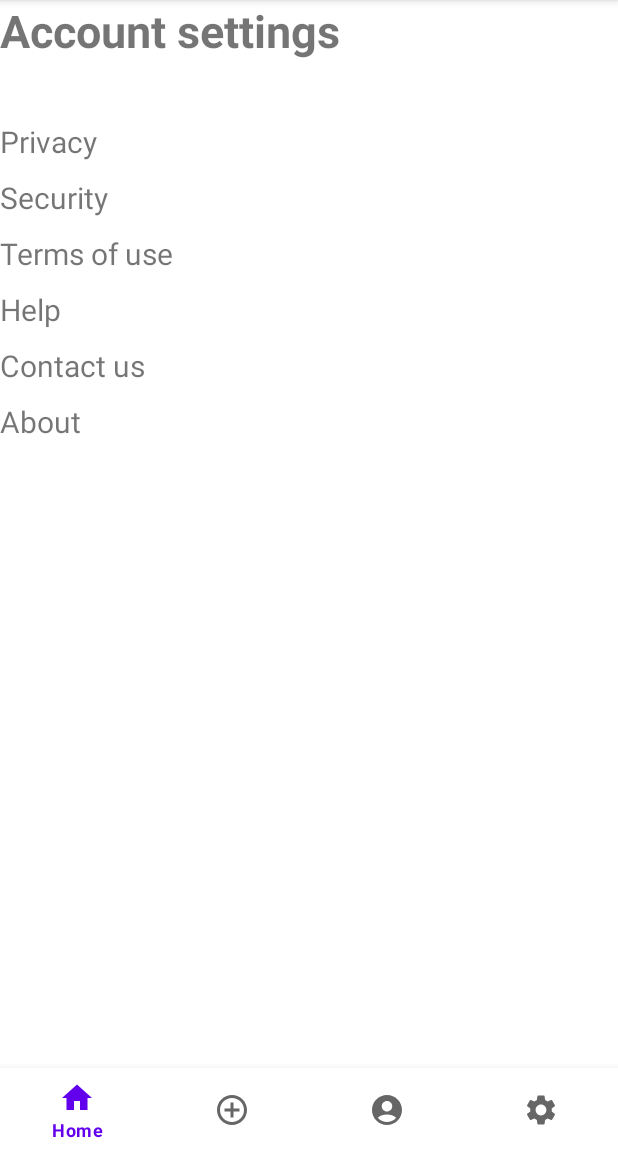
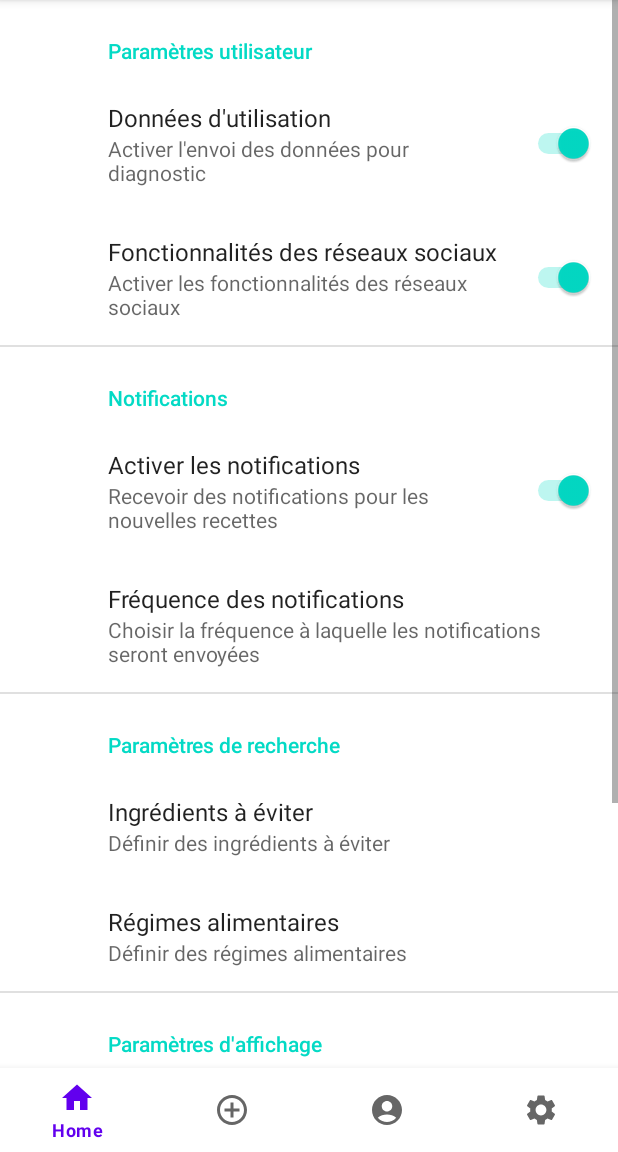
Before and after one commit to LDiaks01/World_Recipes, an Android app: the fragment Setting_fragment placed in its activity, on a phone screen of 412 x 824 dp, the part 84-1236 px from its top. Run offline under Robolectric (Android 15) with nearby library versions, the phone set to English and light mode, and no system bars; our stand-ins replace Firebase (no records; nobody signed in at launch, a user with empty details on screens opened directly), Room's generated code, androidx.preference; libraries missing offline, so code that uses them is left out: com.firebase.ui.

Commit message:
gestion de la page des paramètres de l'application

```diff
--- a/app/build.gradle
+++ b/app/build.gradle
@@ -66,6 +66,8 @@ dependencies {
     implementation "androidx.room:room-runtime:$room_version"
     annotationProcessor "androidx.room:room-compiler:$room_version"
 
+    implementation 'androidx.preference:preference-ktx:1.1.1'
+
 
 
 }
--- a/app/src/main/java/com/example/worldrecipes/MainActivity.java
+++ b/app/src/main/java/com/example/worldrecipes/MainActivity.java
@@ -2,6 +2,7 @@ package com.example.worldrecipes;
 
 import androidx.annotation.NonNull;
 import androidx.appcompat.app.AppCompatActivity;
+import androidx.fragment.app.Fragment;
 import androidx.recyclerview.widget.LinearLayoutManager;
 import androidx.recyclerview.widget.RecyclerView;
 
@@ -72,7 +73,7 @@ public class MainActivity extends AppCompatActivity {
 
 
                     case R.id.setting:
-                        getSupportFragmentManager().beginTransaction().replace(R.id.containere,setting_fragment).commit();
+                        getSupportFragmentManager().beginTransaction().replace(R.id.containere, setting_fragment).commit();
                         return true;
 
                     case R.id.addrecipe:
--- a/app/src/main/java/com/example/worldrecipes/fragments/Setting_fragment.java
+++ b/app/src/main/java/com/example/worldrecipes/fragments/Setting_fragment.java
@@ -1,23 +1,69 @@
 package com.example.worldrecipes.fragments;
 
+import android.content.SharedPreferences;
 import android.os.Bundle;
 
+import androidx.annotation.Nullable;
 import androidx.fragment.app.Fragment;
+import androidx.preference.ListPreference;
+import androidx.preference.PreferenceFragmentCompat;
+import androidx.preference.PreferenceManager;
+import androidx.preference.SwitchPreference;
 
+import android.preference.PreferenceFragment;
 import android.view.LayoutInflater;
 import android.view.View;
 import android.view.ViewGroup;
 
 import com.example.worldrecipes.R;
 
+import java.util.prefs.PreferenceChangeEvent;
 
-public class Setting_fragment extends Fragment {
+
+public class Setting_fragment extends PreferenceFragmentCompat {
+
+    private SharedPreferences mSharedPreferences;
 
 
     @Override
-    public View onCreateView(LayoutInflater inflater, ViewGroup container,
-                             Bundle savedInstanceState) {
+    public void onCreatePreferences(Bundle savedInstanceState, String rootKey) {
+        setPreferencesFromResource(R.xml.preferences, rootKey);
+    }
 
-        return inflater.inflate(R.layout.fragment_setting_fragment, container, false);
+    @Override
+    public void onCreate(Bundle savedInstanceState) {
+        super.onCreate(savedInstanceState);
+
+        mSharedPreferences = PreferenceManager.getDefaultSharedPreferences(getContext());
+        mSharedPreferences.registerOnSharedPreferenceChangeListener(new SharedPreferences.OnSharedPreferenceChangeListener() {
+            @Override
+            public void onSharedPreferenceChanged(SharedPreferences sharedPreferences, String key) {
+                if (key.equals("notifications_frequency")) {
+                    String frequency = sharedPreferences.getString(key, "1");
+                    // Enregistrer la nouvelle valeur dans les SharedPreferences
+                    // ...
+                } else if (key.equals("notifications_enabled")) {
+                    boolean enabled = sharedPreferences.getBoolean(key, true);
+                    // Enregistrer la nouvelle valeur dans les SharedPreferences
+                    // ...
+                }
+                // Ajouter d'autres clés en fonction de vos besoins
+            }
+        });
+        // Charger la valeur de la fréquence de notification à partir des SharedPreferences
+        String frequency = mSharedPreferences.getString("notifications_frequency", "1");
+        // Définir la valeur de la préférence correspondante
+        ListPreference notificationsFrequencyPreference = findPreference("notifications_frequency");
+        notificationsFrequencyPreference.setValue(frequency);
+
+        // Charger la valeur de l'activation des notifications à partir des SharedPreferences
+        boolean notificationsEnabled = mSharedPreferences.getBoolean("notifications_enabled", true);
+        // Définir la valeur de la préférence correspondante
+        SwitchPreference notificationsEnabledPreference = findPreference("notifications_enabled");
+        notificationsEnabledPreference.setChecked(notificationsEnabled);
+
+        // Charger d'autres préférences en fonction de vos besoins
+
+        // Ajouter du code supplémentaire ici si nécessaire
     }
 }
--- a/app/src/main/res/values/strings.xml
+++ b/app/src/main/res/values/strings.xml
@@ -45,4 +45,40 @@
     <string name="categorie2">Nos Catégories de Recettes </string>
     <string name="needconnexion">Vous devez vous connecter pour accéder à cette page</string>
     <string name="hors_connexion_toast">Accès Hors Connexion</string>
+
+
+    <!-- Titres des préférences -->
+    <string name="preferences">Préférences</string>
+    <string name="proposer_une_recette">Proposer une recette</string>
+    <string name="partager_avec_des_amis">Partager avec des amis</string>
+
+    <!-- Tableaux de chaînes de caractères -->
+    <string-array name="ingrédients_à_éviter">
+        <item>Lait</item>
+        <item>Blé</item>
+        <item>Soja</item>
+        <item>Fruits à coque</item>
+    </string-array>
+    <string-array name="régimes_alimentaires">
+        <item>Végétarien</item>
+        <item>Végétalien</item>
+        <item>Sans gluten</item>
+        <item>Casher</item>
+    </string-array>
+
+    <string-array name="notifications_frequency_options">
+        <item>Toutes les heures</item>
+        <item>Toutes les 3 heures</item>
+        <item>Toutes les 6 heures</item>
+        <item>Une fois par jour</item>
+        <item>Une fois par semaine</item>
+    </string-array>
+
+    <string-array name="notifications_frequency_values">
+        <item>1</item>
+        <item>3</item>
+        <item>6</item>
+        <item>24</item>
+        <item>168</item>
+    </string-array>
 </resources>
--- /dev/null
+++ b/app/src/main/res/xml/preferences.xml
@@ -0,0 +1,67 @@
+<PreferenceScreen xmlns:android="http://schemas.android.com/apk/res/android">
+    <PreferenceCategory android:title="Paramètres utilisateur">
+        <SwitchPreference
+            android:key="data_partage"
+            android:title="Données d'utilisation"
+            android:summary="Activer l'envoi des données pour diagnostic"
+            android:defaultValue="true"/>
+
+        <SwitchPreference
+            android:key="social_partage"
+            android:title="Fonctionnalités des réseaux sociaux"
+            android:summary="Activer les fonctionnalités des réseaux sociaux"
+            android:defaultValue="true"/>
+
+
+        <PreferenceCategory android:title="Notifications">
+        <SwitchPreference
+            android:key="notifications_enabled"
+            android:title="Activer les notifications"
+            android:summary="Recevoir des notifications pour les nouvelles recettes"
+            android:defaultValue="true"/>
+        <ListPreference
+            android:key="notifications_frequency"
+            android:title="Fréquence des notifications"
+            android:summary="Choisir la fréquence à laquelle les notifications seront envoyées"
+            android:entries="@array/notifications_frequency_options"
+            android:entryValues="@array/notifications_frequency_values"
+            android:defaultValue="1"/>
+
+    </PreferenceCategory>
+    </PreferenceCategory>
+
+    <PreferenceCategory android:title="Paramètres de recherche">
+        <ListPreference
+            android:key="ingrédients_à_éviter"
+            android:title="Ingrédients à éviter"
+            android:summary="Définir des ingrédients à éviter"
+            android:entries="@array/ingrédients_à_éviter"
+            android:entryValues="@array/ingrédients_à_éviter"
+            android:defaultValue=""/>
+        <ListPreference
+            android:key="régimes_alimentaires"
+            android:title="Régimes alimentaires"
+            android:summary="Définir des régimes alimentaires"
+            android:entries="@array/régimes_alimentaires"
+            android:entryValues="@array/régimes_alimentaires"
+            android:defaultValue=""/>
+    </PreferenceCategory>
+
+    <PreferenceCategory android:title="Paramètres d'affichage">
+        <SwitchPreference
+            android:key="mode_sombre"
+            android:title="Mode sombre"
+            android:summary="Activer le mode sombre"
+            android:defaultValue="false"/>
+
+    </PreferenceCategory>
+
+    <PreferenceCategory android:title="Paramètres de partage">
+        <Preference
+            android:key="proposer_une_recette"
+            android:title="Proposer une recette"/>
+        <Preference
+            android:key="partager_avec_des_amis"
+            android:title="Partager avec des amis"/>
+    </PreferenceCategory>
+</PreferenceScreen>
```
Also changed, not shown: 1 other file.
